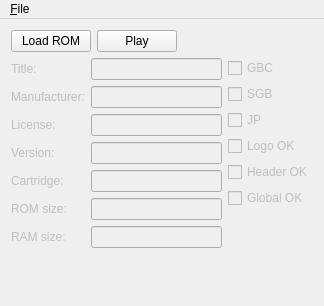
Qt form gameboy_ui/main_window.ui (kaini/gameboy) before a commit.
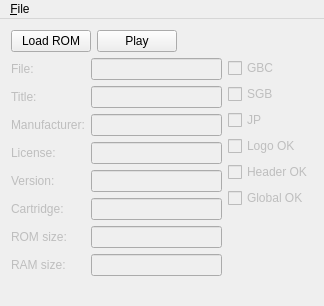
The same form after that commit.

```diff
--- a/gameboy_ui/main_window.ui
+++ b/gameboy_ui/main_window.ui
@@ -53,7 +53,7 @@
         <property name="fieldGrowthPolicy">
          <enum>QFormLayout::AllNonFixedFieldsGrow</enum>
         </property>
-        <item row="0" column="0">
+        <item row="1" column="0">
          <widget class="QLabel" name="label">
           <property name="enabled">
            <bool>false</bool>
@@ -63,7 +63,7 @@
           </property>
          </widget>
         </item>
-        <item row="0" column="1">
+        <item row="1" column="1">
          <widget class="QLineEdit" name="titleLineEdit">
           <property name="enabled">
            <bool>false</bool>
@@ -73,7 +73,7 @@
           </property>
          </widget>
         </item>
-        <item row="1" column="0">
+        <item row="2" column="0">
          <widget class="QLabel" name="label_2">
           <property name="enabled">
            <bool>false</bool>
@@ -83,7 +83,7 @@
           </property>
          </widget>
         </item>
-        <item row="1" column="1">
+        <item row="2" column="1">
          <widget class="QLineEdit" name="manufacturerLineEdit">
           <property name="enabled">
            <bool>false</bool>
@@ -93,7 +93,7 @@
           </property>
          </widget>
         </item>
-        <item row="2" column="0">
+        <item row="3" column="0">
          <widget class="QLabel" name="label_3">
           <property name="enabled">
            <bool>false</bool>
@@ -103,7 +103,7 @@
           </property>
          </widget>
         </item>
-        <item row="2" column="1">
+        <item row="3" column="1">
          <widget class="QLineEdit" name="licenseLineEdit">
           <property name="enabled">
            <bool>false</bool>
@@ -113,7 +113,7 @@
           </property>
          </widget>
         </item>
-        <item row="3" column="0">
+        <item row="4" column="0">
          <widget class="QLabel" name="label_4">
           <property name="enabled">
            <bool>false</bool>
@@ -123,7 +123,7 @@
           </property>
          </widget>
         </item>
-        <item row="3" column="1">
+        <item row="4" column="1">
          <widget class="QLineEdit" name="versionLineEdit">
           <property name="enabled">
            <bool>false</bool>
@@ -133,7 +133,7 @@
           </property>
          </widget>
         </item>
-        <item row="4" column="0">
+        <item row="5" column="0">
          <widget class="QLabel" name="label_5">
           <property name="enabled">
            <bool>false</bool>
@@ -143,7 +143,7 @@
           </property>
          </widget>
         </item>
-        <item row="4" column="1">
+        <item row="5" column="1">
          <widget class="QLineEdit" name="cartridgeLineEdit">
           <property name="enabled">
            <bool>false</bool>
@@ -153,7 +153,7 @@
           </property>
          </widget>
         </item>
-        <item row="5" column="0">
+        <item row="6" column="0">
          <widget class="QLabel" name="label_6">
           <property name="enabled">
            <bool>false</bool>
@@ -163,7 +163,7 @@
           </property>
          </widget>
         </item>
-        <item row="6" column="0">
+        <item row="7" column="0">
          <widget class="QLabel" name="label_7">
           <property name="enabled">
            <bool>false</bool>
@@ -173,17 +173,17 @@
           </property>
          </widget>
         </item>
-        <item row="5" column="1">
-         <widget class="QLineEdit" name="romLineEdit">
-          <property name="enabled">
-           <bool>false</bool>
-          </property>
-          <property name="readOnly">
-           <bool>true</bool>
-          </property>
-         </widget>
-        </item>
         <item row="6" column="1">
+         <widget class="QLineEdit" name="romLineEdit">
+          <property name="enabled">
+           <bool>false</bool>
+          </property>
+          <property name="readOnly">
+           <bool>true</bool>
+          </property>
+         </widget>
+        </item>
+        <item row="7" column="1">
          <widget class="QLineEdit" name="ramLineEdit">
           <property name="enabled">
            <bool>false</bool>
@@ -193,6 +193,23 @@
           </property>
          </widget>
         </item>
+        <item row="0" column="0">
+         <widget class="QLabel" name="label_8">
+          <property name="enabled">
+           <bool>false</bool>
+          </property>
+          <property name="text">
+           <string>File:</string>
+          </property>
+         </widget>
+        </item>
+        <item row="0" column="1">
+         <widget class="QLineEdit" name="fileNameLineEdit">
+          <property name="enabled">
+           <bool>false</bool>
+          </property>
+         </widget>
+        </item>
        </layout>
       </item>
       <item>
```
